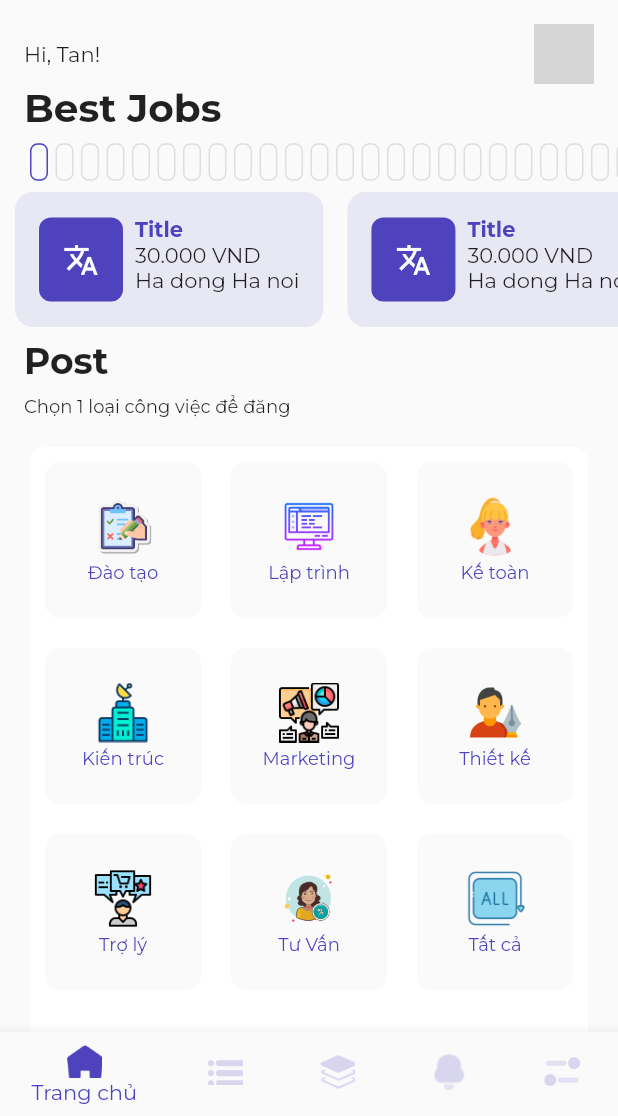
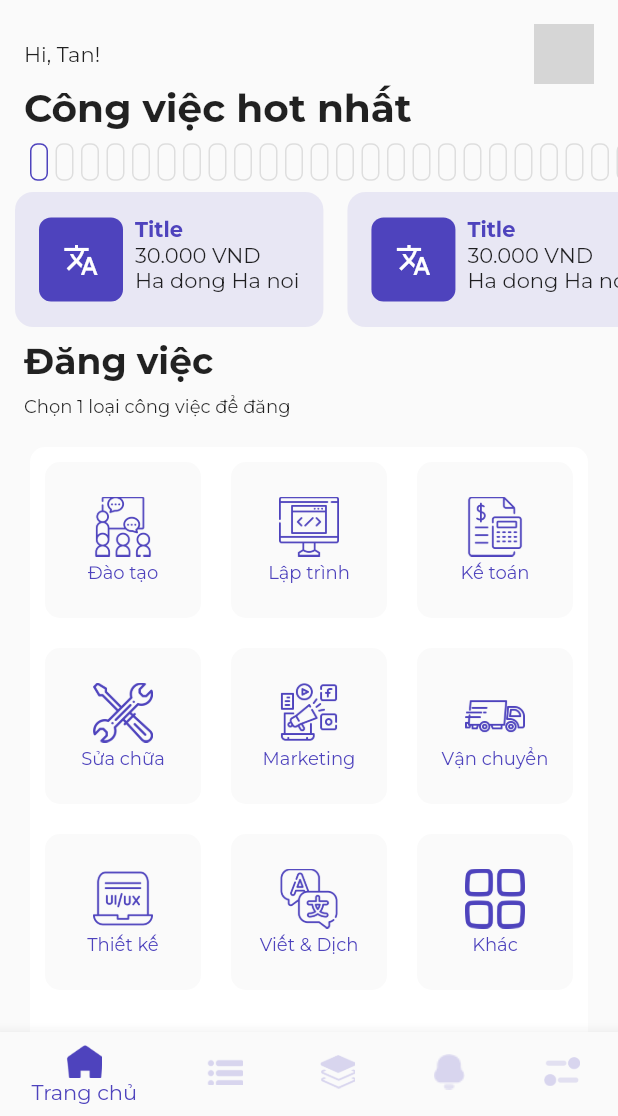
Before and after one commit to 0359562311/final-thesis, a Flutter app: the HomePage screen opened by its route, on a phone screen of 412 x 824 dp, the part 120-1236 px from its top. Run offline on Flutter 3.47's test engine with Material 2 defaults, Android fonts, the phone set to English and light mode, and no system bars; our stand-ins replace bloc, cached_network_image, connectivity_plus, device_info_plus, dio, firebase_core and 7 more; missing offline and left inert: onesignal_flutter; accounts and stored records are empty; network calls fail; statements that could not run were skipped; grey boxes are pictures that could not be loaded.

Commit message:
change icon

```diff
--- a/lib/app/model/repositories/user_respository.dart
+++ b/lib/app/model/repositories/user_respository.dart
@@ -12,6 +12,7 @@ class UserRepositoryImpl implements UserRepository {
   @override
   Future<User> getProfile() {
     return _remoteSource.getProfile().then((value) {
+      _localSource.save(value);
       return value;
     });
   }
--- a/lib/app/view/home_tab/home_tab.dart
+++ b/lib/app/view/home_tab/home_tab.dart
@@ -73,7 +73,7 @@ class _HomeTabState extends State<HomeTab> {
                 child: Padding(
                   padding: const EdgeInsets.only(left: 16.0),
                   child: Text(
-                    "Best Jobs",
+                    "Công việc hot nhất",
                     style: GoogleFonts.montserrat(
                       fontWeight: FontWeight.bold,
                       fontSize: 26,
@@ -171,7 +171,7 @@ class _HomeTabState extends State<HomeTab> {
                 padding:
                     const EdgeInsets.symmetric(horizontal: 16.0, vertical: 8),
                 child: Text(
-                  "Post",
+                  "Đăng việc",
                   style: GoogleFonts.montserrat(
                       fontWeight: FontWeight.bold, fontSize: 24),
                 ),
@@ -214,6 +214,7 @@ class _HomeTabState extends State<HomeTab> {
                                 _cubit.listImage[index],
                                 height: 40,
                                 width: 40,
+                                color: AppColor.primaryColor,
                               ),
                               SizedBox(
                                 height: 3,
--- a/lib/app/viewmodel/home/home_cubit.dart
+++ b/lib/app/viewmodel/home/home_cubit.dart
@@ -12,32 +12,33 @@ class HomeCubit extends Cubit<HomeState> {
   List<String> listJob = [
     "Đào tạo",
     "Lập trình",
-    "Kế toàn",
-    "Kiến trúc",
+    "Kế toán",
+    "Sửa chữa",
     "Marketing",
+    "Vận chuyển",
     "Thiết kế",
-    "Trợ lý",
-    "Tư Vấn",
-    "Tất cả"
+    "Viết & Dịch",
+    "Khác"
   ];
   List<String> listImage = [
-    "assets/images/ic_form.png",
-    "assets/images/ic_programming.png",
-    "assets/images/ic_assistant.png",
-    "assets/images/ic_architecture.png",
-    "assets/images/ic_marketing.png",
-    "assets/images/ic_designer.png",
-    "assets/images/ic_advise.png",
-    "assets/images/ic_analytics.png",
-    "assets/images/ic_all.png"
+    "assets/images/education.png",
+    "assets/images/it.png",
+    "assets/images/accounting.png",
+    "assets/images/reparing.png",
+    "assets/images/marketing.png",
+    "assets/images/delivery-truck.png",
+    "assets/images/designer.png",
+    "assets/images/interpreter.png",
+    "assets/images/other.png"
   ];
 
-  void init() {
-    _userRepository.getProfile().then((value) => null);
+  void init() async {
+    emit(state.copyWith(status: HomeStatus.loading));
+    await _userRepository.getProfile();
+    getCategory();
   }
 
   void getCategory() {
-    emit(state.copyWith(status: HomeStatus.loading));
     _jobRepository.getCategory().then((value) {
       emit(state.copyWith(status: HomeStatus.success, category: value));
     }).catchError((onError) {
--- a/lib/core/const/app_colors.dart
+++ b/lib/core/const/app_colors.dart
@@ -6,6 +6,7 @@ abstract class AppColor {
   static Color background = Color.fromARGB(144, 246, 246, 246);
   static const Color primaryColor = Color(0xFF4E43BD);
   static Color primaryColor10 = Color(0xFF4E43BD).withOpacity(0.1);
+  static Color primaryColor50 = Color(0xFF4E43BD).withOpacity(0.5);
   static const Color secondaryColor = Color(0xFF246BFD);
   static const Color errorColor = Color(0xFFDC4F31);
   static const Color white = Colors.white;
```
Also changed, not shown: assets/images/accounting.png (added), assets/images/cleaning.png (added), assets/images/delivery-truck.png (added), assets/images/designer.png (added), assets/images/education.png (added), assets/images/event.png (added), assets/images/gardening.png (added), assets/images/interpreter.png (added), assets/images/it.png (added), assets/images/marketing.png (added), assets/images/other.png (added), assets/images/reparing.png (added).
